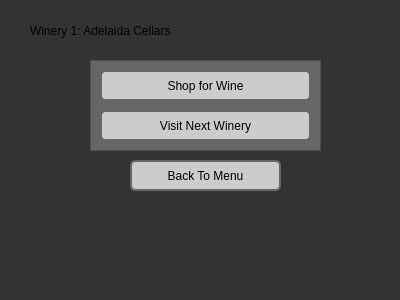
Above: tourwineries.ui from tyler949/CS1D-FirstPorject before the change. Below: the same form after it.
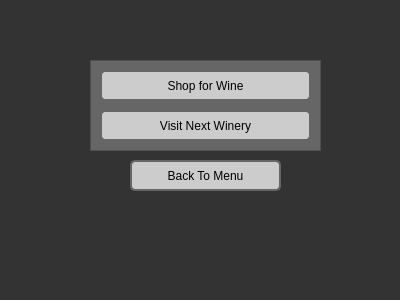
That is the form after the change.

```diff
--- a/tourwineries.ui
+++ b/tourwineries.ui
@@ -114,7 +114,7 @@
     </rect>
    </property>
    <property name="text">
-    <string>Winery 1: Adelaida Cellars</string>
+    <string/>
    </property>
   </widget>
  </widget>
```
Left out of the diff: 4 changed lines with no effect on the pictures.
